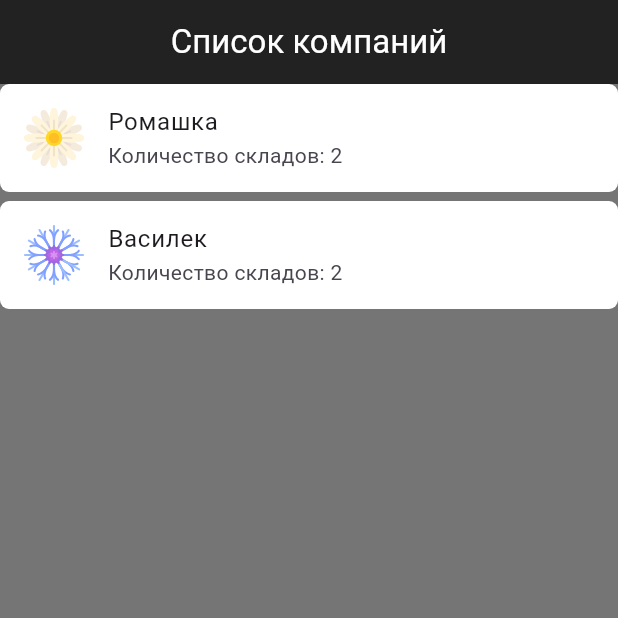
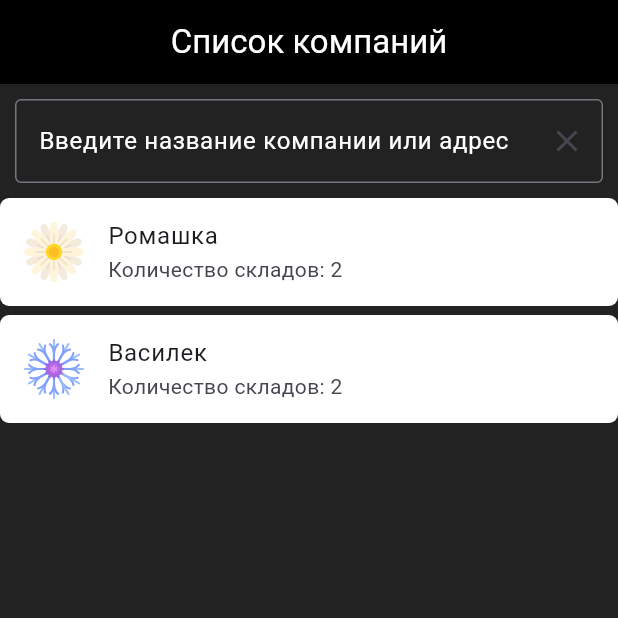
Before and after one commit to elis-li/test_app1, a Flutter app: the screen it shows after launch, on a phone screen of 412 x 824 dp, the top half of it. Run offline on Flutter 3.47's test engine with Material 3 defaults, Android fonts, the phone set to English and light mode, and no system bars; our stand-ins replace flutter_svg, sprintf.

Commit message:
First TextField

```diff
--- a/lib/companies_screen/companies_screen.dart
+++ b/lib/companies_screen/companies_screen.dart
@@ -4,25 +4,58 @@ import '../theme/dimensions.dart';
 import '../theme/Strings.dart';
 import 'package:flutter_svg/flutter_svg.dart';
 
-class CompaniesScreen extends StatelessWidget {
+class CompaniesScreen extends StatefulWidget {
   const CompaniesScreen({super.key});
+
+  @override
+  State<CompaniesScreen> createState() => _CompaniesScreenState();
+}
+
+class _CompaniesScreenState extends State<CompaniesScreen> {
+  final TextEditingController _controller = TextEditingController();
 
   @override
   Widget build(BuildContext context) {
     return Scaffold(
       appBar: AppBar(
-          backgroundColor: Colors.black87,
+        backgroundColor: Colors.black,
         centerTitle: true,
         title: const Text(
           companiesListText,
           style: TextStyle(color: Colors.white),
         ),
       ),
-        body: Stack(children: [
+      body: Column(
+        children: [
           Container(
-            color: Colors.black54,
+            color: Colors.black87,
+            child: Padding(
+              padding: const EdgeInsets.all(padding10),
+              child: TextField(
+                controller: _controller,
+                style: const TextStyle(
+                  color: Colors.white,
                 ),
-          ListView.separated(
+                decoration: InputDecoration(
+                  border: const OutlineInputBorder(),
+                  hintText: enterTextHint,
+                  hintStyle: const TextStyle(
+                    color: Colors.white,
+                  ),
+                  suffixIcon: IconButton(
+                    onPressed: () {
+                      _controller.clear();
+                    },
+                    icon: const Icon(Icons.clear),
+                  ),
+                ),
+              ),
+            ),
+          ),
+          Expanded(
+            child: Container(
+              color: Colors.black87,
+              child: ListView.separated(
                 itemCount: companies.length,
                 itemBuilder: (context, index) {
                   final company = companies[index];
@@ -39,7 +72,7 @@ class CompaniesScreen extends StatelessWidget {
                       ),
                       title: Text(company.title),
                       subtitle: Text(warehouseCountText),
-                  onTap: (){
+                      onTap: () {
                         Navigator.pushNamed(
                           context,
                           '/warehouses',
@@ -55,6 +88,10 @@ class CompaniesScreen extends StatelessWidget {
                   );
                 },
               ),
-        ]));
+            ),
+          ),
+        ],
+      ),
+    );
   }
 }
--- a/lib/theme/Strings.dart
+++ b/lib/theme/Strings.dart
@@ -6,3 +6,4 @@ const String camomileText = "Ромашка";
 const String knapweedText = "Василек";
 const String companiesListText = "Список компаний";
 String warehouseCountText = sprintf('Количество складов: %d', [count]);
+const String enterTextHint = "Введите название компании или адрес";
--- a/lib/theme/dimensions.dart
+++ b/lib/theme/dimensions.dart
@@ -4,3 +4,4 @@ const double elevation006 = 0.06;
 const double radius6 = 6;
 const double width40 = 40;
 const double height40 = 40;
+const double padding10 = 10.0;
```
Lines whose indentation alone changed are shown as unchanged.
